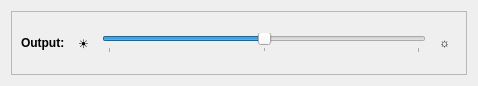
Before: the Qt Designer form lxqt-config-brightness/outputwidget.ui in lxqt/lxqt-config, drawn with Qt 5.
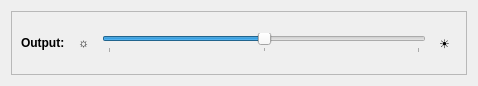
After: the same form once the commit is applied.

Patch:
```diff
--- a/lxqt-config-brightness/outputwidget.ui
+++ b/lxqt-config-brightness/outputwidget.ui
@@ -45,7 +45,7 @@
       <item>
        <widget class="QToolButton" name="brightnessDownButton">
         <property name="text">
-         <string>☀</string>
+         <string>☼</string>
         </property>
         <property name="autoRaise">
          <bool>true</bool>
@@ -77,7 +77,7 @@
       <item>
        <widget class="QToolButton" name="brightnessUpButton">
         <property name="text">
-         <string>☼</string>
+         <string>☀</string>
         </property>
         <property name="autoRaise">
          <bool>true</bool>
```
